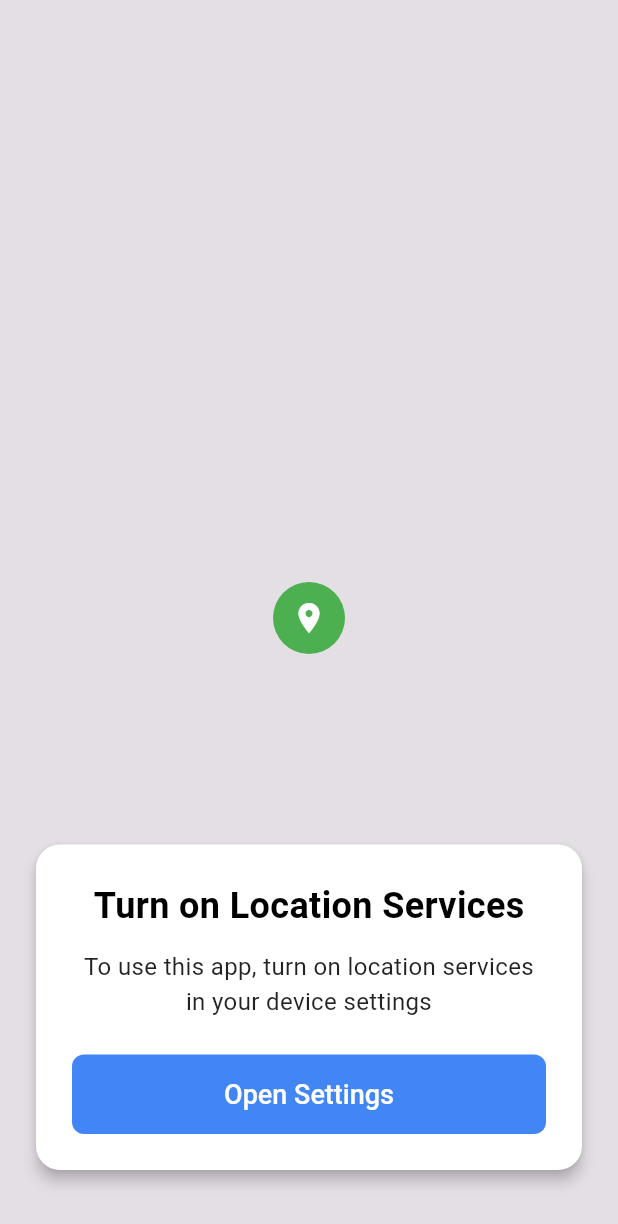
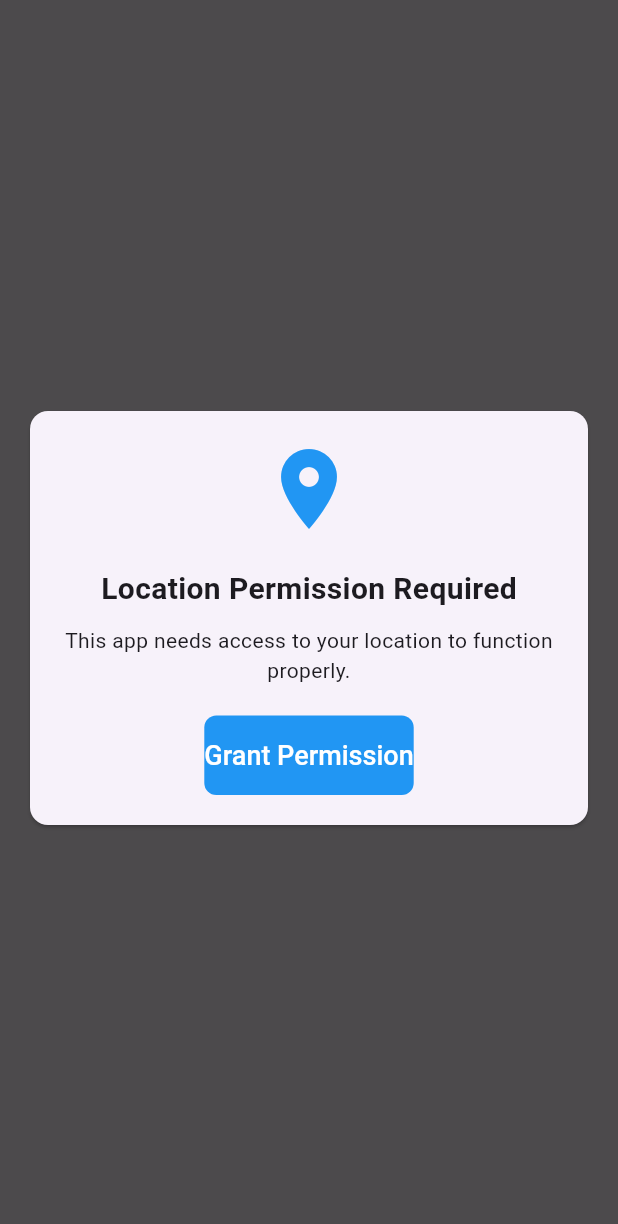
Before and after one commit to ay-at3002/RideAlong, a Flutter app: the LocationServiceOverlay widget shown alone on an empty page, opened directly with empty values, on a phone screen of 412 x 824 dp. Shown: the top 1224 px of the screen. Run offline on Flutter 3.47's test engine with Material 3 defaults, Android fonts, the phone set to English and light mode, and no system bars; our stand-ins replace firebase_auth, firebase_core, geolocator, permission_handler; accounts and stored records are empty; Roboto replaces fonts that are missing (SF Pro Display).

Commit message:
location service

```diff
--- a/lib/screens/home_screen.dart
+++ b/lib/screens/home_screen.dart
@@ -1,7 +1,8 @@
 import 'package:flutter/material.dart';
 import 'package:permission_handler/permission_handler.dart';
+import 'package:geolocator/geolocator.dart'; // Add this import for location service check
 import 'map_screen.dart';
-import 'phone_input_screen.dart'; // Add this import
+import 'phone_input_screen.dart';
 import '../widgets/location_service_overlay.dart';
 
 class HomeScreen extends StatefulWidget {
@@ -13,22 +14,31 @@ class HomeScreen extends StatefulWidget {
 
 class _HomeScreenState extends State<HomeScreen> {
   bool _showLocationOverlay = true;
+  bool _locationServicesEnabled = false; // Track location services status
 
   @override
   void initState() {
     super.initState();
-    _checkLocationPermission();
+    _checkLocationRequirements();
   }
 
-  Future<void> _checkLocationPermission() async {
-    final status = await Permission.location.status;
+  Future<void> _checkLocationRequirements() async {
+    // Check if location services are enabled on the device
+    final servicesEnabled = await Geolocator.isLocationServiceEnabled();
+
+    // Check app permission status
+    final permissionStatus = await Permission.location.status;
+
     if (!mounted) return;
 
     setState(() {
-      _showLocationOverlay = !status.isGranted;
+      _locationServicesEnabled = servicesEnabled;
+      // Show overlay if either services are disabled or permission is not granted
+      _showLocationOverlay = !servicesEnabled || !permissionStatus.isGranted;
     });
 
-    if (status.isGranted) {
+    // If both location services are enabled and permission is granted, proceed to next screen
+    if (servicesEnabled && permissionStatus.isGranted) {
       WidgetsBinding.instance.addPostFrameCallback((_) {
         if (mounted) {
           Navigator.pushReplacement(
@@ -49,11 +59,20 @@ class _HomeScreenState extends State<HomeScreen> {
           if (_showLocationOverlay)
             LocationServiceOverlay(
               onOpenSettings: () async {
-                await openAppSettings();
+                // Handle different settings based on what's missing
+                if (!_locationServicesEnabled) {
+                  // For location services being disabled
+                  await Geolocator.openLocationSettings();
+                } else {
+                  // For app permissions not granted
+                  await openAppSettings();
+                }
+
                 // Check again after returning from settings
                 await Future.delayed(const Duration(seconds: 1));
-                await _checkLocationPermission();
+                await _checkLocationRequirements();
               },
+              locationServicesDisabled: !_locationServicesEnabled,
             ),
         ],
       ),
--- a/lib/widgets/location_service_overlay.dart
+++ b/lib/widgets/location_service_overlay.dart
@@ -3,86 +3,59 @@ import 'dart:ui';
 
 class LocationServiceOverlay extends StatelessWidget {
   final VoidCallback onOpenSettings;
+  final bool locationServicesDisabled;
 
   const LocationServiceOverlay({
     Key? key,
     required this.onOpenSettings,
+    this.locationServicesDisabled = false,
   }) : super(key: key);
 
   @override
   Widget build(BuildContext context) {
-    return Material(
-      type: MaterialType.transparency,
-      child: Stack(
-        children: [
-          // Blurred overlay
-          BackdropFilter(
-            filter: ImageFilter.blur(sigmaX: 2.5, sigmaY: 2.5),
-            child: Container(
-              color: Colors.black.withOpacity(0.1),
-              height: MediaQuery.of(context).size.height,
-              width: MediaQuery.of(context).size.width,
-            ),
-          ),
-
-          // Marker at center (visible through blur)
-          Center(
-            child: Container(
-              width: 48,
-              height: 48,
-              decoration: const BoxDecoration(
-                color: Color(0xFF4CAF50),
-                shape: BoxShape.circle,
-              ),
-              child: const Center(
-                child: Icon(
-                  Icons.location_on,
-                  color: Colors.white,
-                  size: 24,
-                ),
-              ),
-            ),
-          ),
-
-          // Bottom centered card
-          Positioned(
-            bottom: 40,
-            left: 20,
-            right: 20,
+    return Container(
+      color: Colors.black.withOpacity(0.7),
+      child: Center(
         child: Card(
-              shape: RoundedRectangleBorder(
-                borderRadius: BorderRadius.circular(16),
-              ),
-              elevation: 4,
-              color: Colors.white,
+          margin: const EdgeInsets.all(20),
           child: Padding(
-                padding: const EdgeInsets.all(24),
+            padding: const EdgeInsets.all(20),
             child: Column(
               mainAxisSize: MainAxisSize.min,
               children: [
-                    const Text(
-                      'Turn on Location Services',
-                      style: TextStyle(
-                        fontSize: 24,
+                const Icon(
+                  Icons.location_on,
+                  size: 64,
+                  color: Colors.blue,
+                ),
+                const SizedBox(height: 20),
+                Text(
+                  locationServicesDisabled
+                      ? 'Location Services Disabled'
+                      : 'Location Permission Required',
+                  style: const TextStyle(
+                    fontSize: 20,
                     fontWeight: FontWeight.bold,
-                        color: Colors.black,
                   ),
                 ),
-                    const SizedBox(height: 12),
-                    const Text(
-                      'To use this app, turn on location services in your device settings',
-                      style: TextStyle(
-                        fontSize: 16,
-                        color: Colors.black87,
-                      ),
+                const SizedBox(height: 10),
+                Text(
+                  locationServicesDisabled
+                      ? 'Please enable location services on your device to use this app.'
+                      : 'This app needs access to your location to function properly.',
                   textAlign: TextAlign.center,
                 ),
-                    const SizedBox(height: 24),
-                    SizedBox(
-                      width: double.infinity,
-                      child: ElevatedButton(
+                const SizedBox(height: 20),
+                ElevatedButton(
                   onPressed: onOpenSettings,
-                        child: const Text('Open Settings'),
+                  style: ElevatedButton.styleFrom(
+                    backgroundColor: Colors.blue,
+                    foregroundColor: Colors.white,
+                  ),
+                  child: Text(
+                    locationServicesDisabled
+                        ? 'Open Location Settings'
+                        : 'Grant Permission',
                   ),
                 ),
               ],
@@ -90,8 +63,6 @@ class LocationServiceOverlay extends StatelessWidget {
           ),
         ),
       ),
-        ],
-      ),
     );
   }
 }
--- a/pubspec.yaml
+++ b/pubspec.yaml
@@ -35,6 +35,7 @@ dependencies:
   flutter_svg:
   firebase_core: ^2.25.4
   firebase_auth: ^4.17.4
+  geolocator: ^10.0.0
 
   # The following adds the Cupertino Icons font to your application.
   # Use with the CupertinoIcons class for iOS style icons.
```
Also changed, not shown: pubspec.lock. Lines whose indentation alone changed are shown as unchanged.
